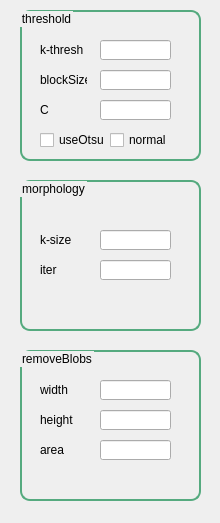
Above: LabelImg/UI_Convert/paramsCv.ui from VanNamMan/PyQt_Form before the change. Below: the same form after it.
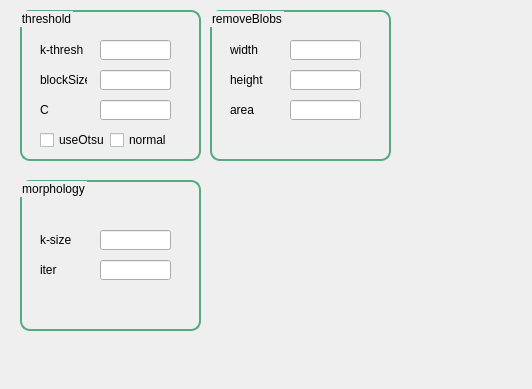
That is the form after the change.

Patch:
```diff
--- a/LabelImg/UI_Convert/paramsCv.ui
+++ b/LabelImg/UI_Convert/paramsCv.ui
@@ -6,8 +6,8 @@
    <rect>
     <x>0</x>
     <y>0</y>
-    <width>220</width>
-    <height>523</height>
+    <width>532</width>
+    <height>389</height>
    </rect>
   </property>
   <property name="windowTitle">
@@ -205,8 +205,8 @@
   <widget class="QGroupBox" name="groupBox_3">
    <property name="geometry">
     <rect>
-     <x>20</x>
-     <y>350</y>
+     <x>210</x>
+     <y>10</y>
      <width>181</width>
      <height>151</height>
     </rect>
```
